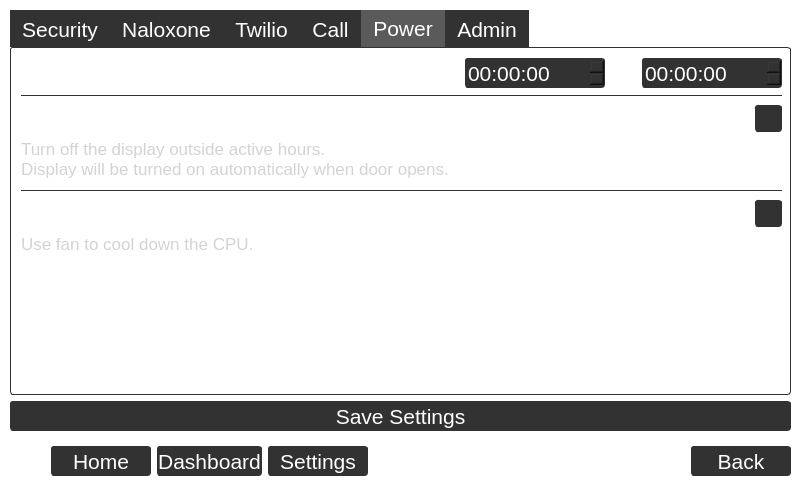
Qt form oobe_qt/door_close_window.ui (zyl120/Naloxone_Safety_Kit) before a commit.
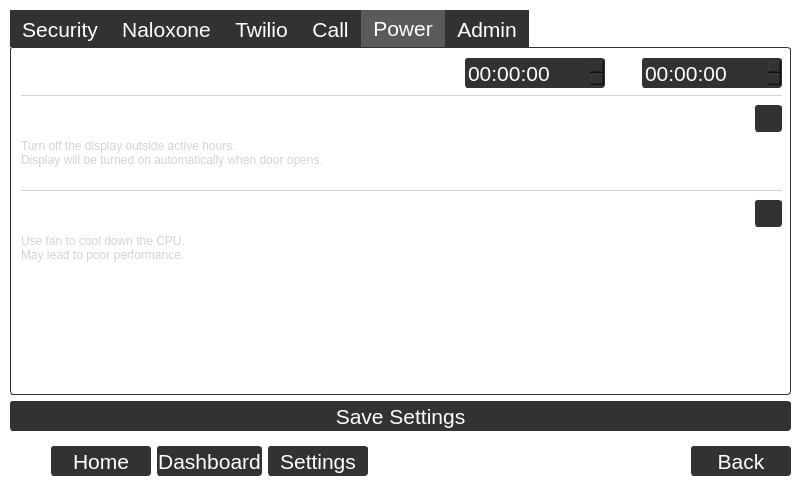
The same form after that commit. The open tabs and pages were chosen to show the change.

Commit message: change line color

Patch:
```diff
--- a/oobe_qt/door_close_window.ui
+++ b/oobe_qt/door_close_window.ui
@@ -2763,7 +2763,7 @@
             <item>
              <widget class="Line" name="line_2">
               <property name="styleSheet">
-               <string notr="true">color:rgb(50,50,50)</string>
+               <string notr="true">color:lightgrey</string>
               </property>
               <property name="frameShadow">
                <enum>QFrame::Plain</enum>
@@ -2865,7 +2865,7 @@
                 </property>
                 <property name="font">
                  <font>
-                  <pointsize>13</pointsize>
+                  <pointsize>9</pointsize>
                  </font>
                 </property>
                 <property name="styleSheet">
@@ -2888,7 +2888,7 @@
             <item>
              <widget class="Line" name="line">
               <property name="styleSheet">
-               <string notr="true">color:rgb(50,50,50)</string>
+               <string notr="true">color:lightgrey</string>
               </property>
               <property name="frameShadow">
                <enum>QFrame::Plain</enum>
@@ -2984,14 +2984,15 @@
                 </property>
                 <property name="font">
                  <font>
-                  <pointsize>13</pointsize>
+                  <pointsize>9</pointsize>
                  </font>
                 </property>
                 <property name="styleSheet">
                  <string notr="true">color:lightgrey</string>
                 </property>
                 <property name="text">
-                 <string>Use fan to cool down the CPU.</string>
+                 <string>Use fan to cool down the CPU.
+May lead to poor performance.</string>
                 </property>
                 <property name="alignment">
                  <set>Qt::AlignLeading|Qt::AlignLeft|Qt::AlignTop</set>
```
Left out of the diff: 31 changed lines with no effect on the pictures. The commit also changes 4 other files.
